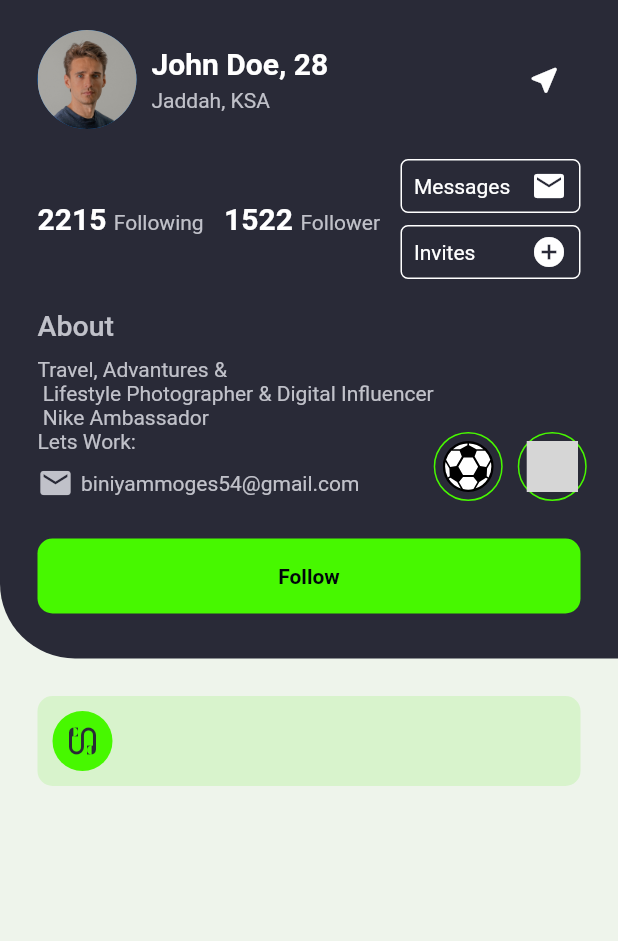
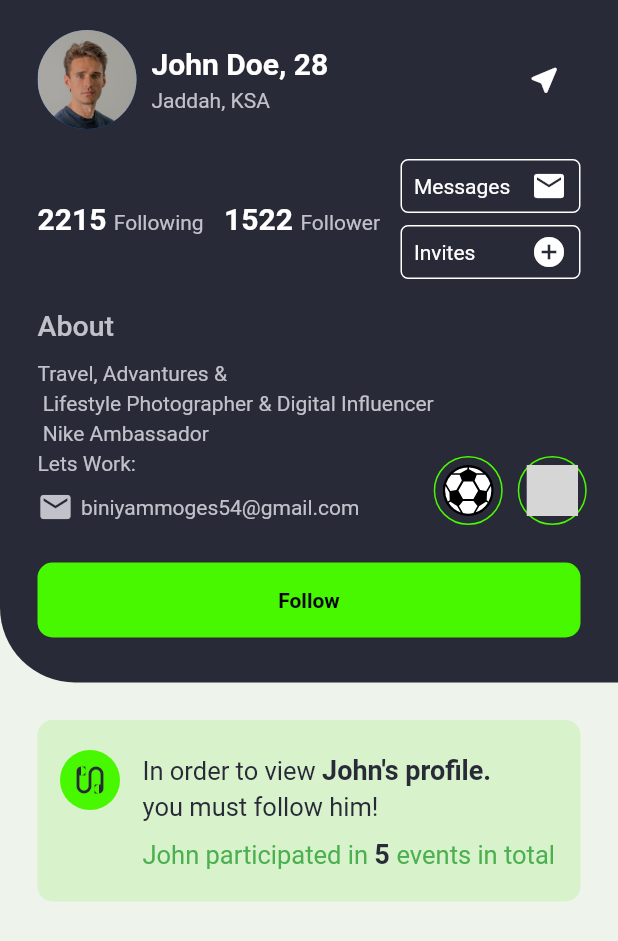
Before and after one commit to biniyammoges/sport-sharing-app, a Flutter app: the screen it shows after launch, on a phone screen of 412 x 824 dp. Shown: the top 941 px of the screen. Run offline on Flutter 3.47's test engine with Material 2 defaults, Android fonts, the phone set to English and light mode, and no system bars; our stand-ins replace flutter_svg; grey boxes are pictures that could not be loaded.

Commit message:
event widget

```diff
--- a/lib/pages/home_page.dart
+++ b/lib/pages/home_page.dart
@@ -1,5 +1,6 @@
 import 'package:flutter/material.dart';
 import 'package:sport_sharing_app/utils/constants.dart';
+import 'package:sport_sharing_app/widgets/event_widget.dart';
 import 'package:sport_sharing_app/widgets/home_page/ball_circle.dart';
 import 'package:sport_sharing_app/widgets/home_page/follow_btn.dart';
 import 'package:sport_sharing_app/widgets/home_page/follow_info.dart';
@@ -87,7 +88,8 @@ class HomePage extends StatelessWidget {
                         ),
                         const Text(
                           'Travel, Advantures & \n Lifestyle Photographer & Digital Influencer\n Nike Ambassador \nLets Work:',
-                          style: TextStyle(color: Constants.spGrayColor),
+                          style: TextStyle(
+                              color: Constants.spGrayColor, height: 1.4),
                         ),
 
                         const SizedBox(
@@ -147,26 +149,8 @@ class HomePage extends StatelessWidget {
             padding:
                 const EdgeInsets.symmetric(horizontal: Constants.spPadding),
             child: Column(
-              children: [
-                Container(
-                  padding:
-                      const EdgeInsets.symmetric(vertical: 10, horizontal: 10),
-                  decoration: BoxDecoration(
-                      borderRadius: BorderRadius.circular(10),
-                      color: Theme.of(context).colorScheme.secondary),
-                  child: Row(
-                    children: [
-                      CircleAvatar(
-                        backgroundColor: Theme.of(context).primaryColor,
-                        child: const ClipOval(
-                            child: Icon(
-                          Icons.earbuds_sharp,
-                          color: Constants.spBlackColor,
-                        )),
-                      )
-                    ],
-                  ),
-                )
+              children: const [
+                EventWidget()
               ],
             ),
           )
--- /dev/null
+++ b/lib/widgets/event_widget.dart
@@ -0,0 +1,77 @@
+
+import 'package:flutter/material.dart';
+import 'package:sport_sharing_app/utils/constants.dart';
+
+class EventWidget extends StatelessWidget {
+  const EventWidget({
+    super.key,
+  });
+
+  @override
+  Widget build(BuildContext context) {
+    return Container(
+      padding:
+          const EdgeInsets.symmetric(vertical: 20, horizontal: 15),
+      decoration: BoxDecoration(
+          borderRadius: BorderRadius.circular(10),
+          color: Theme.of(context).colorScheme.secondary),
+      child: Row(
+        crossAxisAlignment: CrossAxisAlignment.start,
+        children: [
+          CircleAvatar(
+            backgroundColor: Theme.of(context).primaryColor,
+            child: const ClipOval(
+                child: Icon(
+              Icons.earbuds_sharp,
+              color: Constants.spBlackColor,
+            )),
+          ),
+          const SizedBox(
+            width: 15,
+          ),
+          Column(
+            crossAxisAlignment: CrossAxisAlignment.start,
+            children: [
+              RichText(
+                  text: const TextSpan(
+                      style: TextStyle(
+                          color: Constants.spBlackColor,
+                          fontSize: 17,
+                          height: 1.4),
+                      children: [
+                    TextSpan(text: 'In order to view '),
+                    TextSpan(
+                        text: "John's profile. ",
+                        style: TextStyle(
+                            fontSize: 18,
+                            fontWeight: FontWeight.bold)),
+                    TextSpan(text: '\nyou must follow him!')
+                  ])),
+              const SizedBox(
+                height: 7,
+              ),
+              RichText(
+                  text: const TextSpan(
+                      style: TextStyle(
+                          color: Colors.green,
+                          fontSize: 17,
+                          height: 1.4),
+                      children: [
+                    TextSpan(
+                      text: 'John participated in ',
+                    ),
+                    TextSpan(
+                        text: "5 ",
+                        style: TextStyle(
+                            fontSize: 18,
+                            fontWeight: FontWeight.bold,
+                            color: Constants.spBlackColor)),
+                    TextSpan(text: 'events in total')
+                  ])),
+            ],
+          )
+        ],
+      ),
+    );
+  }
+}
```
Also changed, not shown: pubspec.lock.
